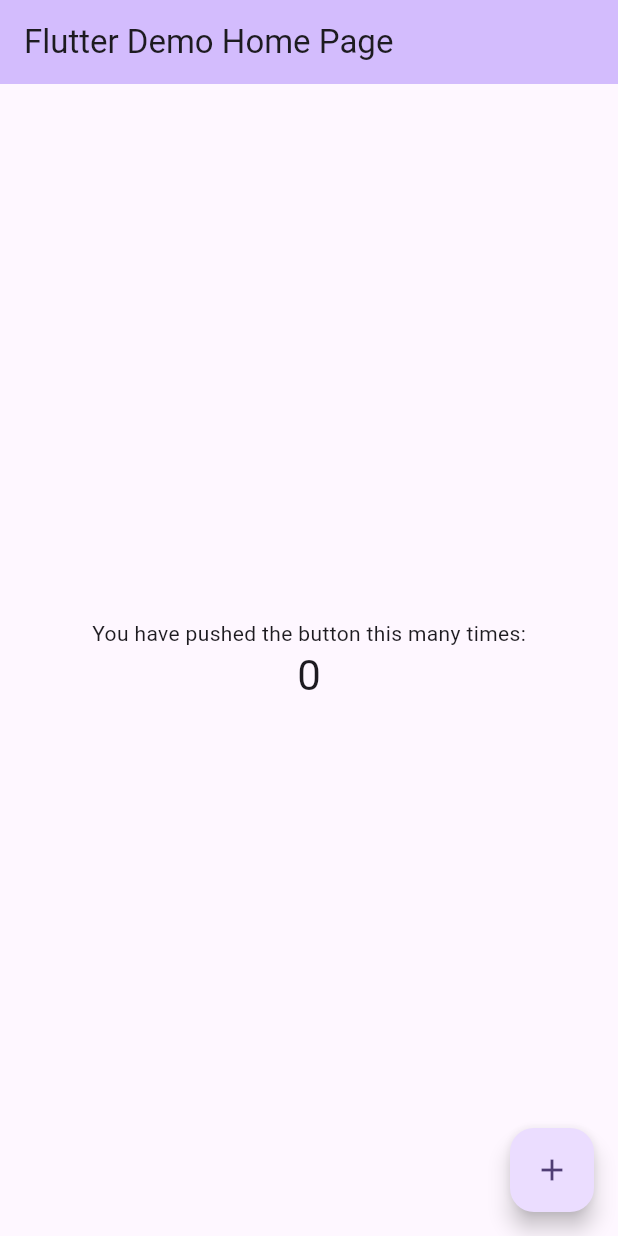
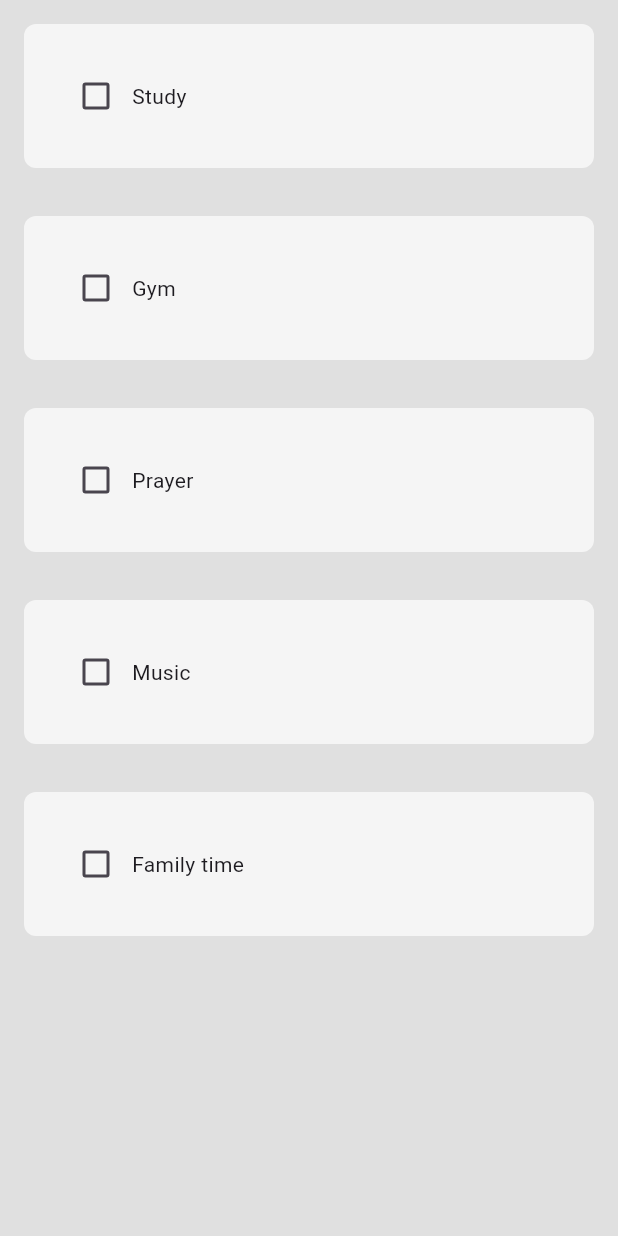
Before and after one commit to abenezerregasa/habit_tracker, a Flutter app: the screen it shows after launch, on a phone screen of 412 x 824 dp. Run offline on Flutter 3.47's test engine with Material 3 defaults, Android fonts, the phone set to English and light mode, and no system bars.

Commit message:
list builder list tile implementation with checkbox

```diff
--- /dev/null
+++ b/lib/components/habit_tile.dart
@@ -0,0 +1,42 @@
+import 'package:flutter/material.dart';
+
+class HabitTile extends StatelessWidget {
+
+  final String habitName;
+  final bool habitCompleted;
+  final Function(bool?)? onChanged;
+
+  const HabitTile({super.key, required this.habitCompleted, required this.habitName, required this.onChanged});
+
+  @override
+  Widget build(BuildContext context) {
+    return Padding(
+      padding: const EdgeInsets.all(16.0),
+      child: Container(
+        padding: EdgeInsets.all(24),
+
+        decoration: BoxDecoration(
+          color: Colors.grey[100],
+          borderRadius: BorderRadius.all(Radius.circular(8))
+        ),
+
+
+
+
+
+
+
+        child: Row(
+          children: [
+
+            Checkbox(value:habitCompleted, onChanged: onChanged,),
+
+            Text(habitName),
+          ],
+        ),
+
+
+      ),
+    );
+  }
+}
--- a/lib/main.dart
+++ b/lib/main.dart
@@ -1,4 +1,5 @@
 import 'package:flutter/material.dart';
+import 'package:habit_tracker/pages/home_pages.dart';
 
 void main() {
   runApp(const MyApp());
@@ -11,112 +12,13 @@ class MyApp extends StatelessWidget {
   @override
   Widget build(BuildContext context) {
     return MaterialApp(
+      debugShowCheckedModeBanner: false,
       title: 'Flutter Demo',
       theme: ThemeData(
-        // This is the theme of your application.
-        //
-        // TRY THIS: Try running your application with "flutter run". You'll see
-        // the application has a purple toolbar. Then, without quitting the app,
-        // try changing the seedColor in the colorScheme below to Colors.green
-        // and then invoke "hot reload" (save your changes or press the "hot
-        // reload" button in a Flutter-supported IDE, or press "r" if you used
-        // the command line to start the app).
-        //
-        // Notice that the counter didn't reset back to zero; the application
-        // state is not lost during the reload. To reset the state, use hot
-        // restart instead.
-        //
-        // This works for code too, not just values: Most code changes can be
-        // tested with just a hot reload.
+
         colorScheme: ColorScheme.fromSeed(seedColor: Colors.deepPurple),
       ),
-      home: const MyHomePage(title: 'Flutter Demo Home Page'),
+      home: HomePage()
     );
   }
 }
-
-class MyHomePage extends StatefulWidget {
-  const MyHomePage({super.key, required this.title});
-
-  // This widget is the home page of your application. It is stateful, meaning
-  // that it has a State object (defined below) that contains fields that affect
-  // how it looks.
-
-  // This class is the configuration for the state. It holds the values (in this
-  // case the title) provided by the parent (in this case the App widget) and
-  // used by the build method of the State. Fields in a Widget subclass are
-  // always marked "final".
-
-  final String title;
-
-  @override
-  State<MyHomePage> createState() => _MyHomePageState();
-}
-
-class _MyHomePageState extends State<MyHomePage> {
-  int _counter = 0;
-
-  void _incrementCounter() {
-    setState(() {
-      // This call to setState tells the Flutter framework that something has
-      // changed in this State, which causes it to rerun the build method below
-      // so that the display can reflect the updated values. If we changed
-      // _counter without calling setState(), then the build method would not be
-      // called again, and so nothing would appear to happen.
-      _counter++;
-    });
-  }
-
-  @override
-  Widget build(BuildContext context) {
-    // This method is rerun every time setState is called, for instance as done
-    // by the _incrementCounter method above.
-    //
-    // The Flutter framework has been optimized to make rerunning build methods
-    // fast, so that you can just rebuild anything that needs updating rather
-    // than having to individually change instances of widgets.
-    return Scaffold(
-      appBar: AppBar(
-        // TRY THIS: Try changing the color here to a specific color (to
-        // Colors.amber, perhaps?) and trigger a hot reload to see the AppBar
-        // change color while the other colors stay the same.
-        backgroundColor: Theme.of(context).colorScheme.inversePrimary,
-        // Here we take the value from the MyHomePage object that was created by
-        // the App.build method, and use it to set our appbar title.
-        title: Text(widget.title),
-      ),
-      body: Center(
-        // Center is a layout widget. It takes a single child and positions it
-        // in the middle of the parent.
-        child: Column(
-          // Column is also a layout widget. It takes a list of children and
-          // arranges them vertically. By default, it sizes itself to fit its
-          // children horizontally, and tries to be as tall as its parent.
-          //
-          // Column has various properties to control how it sizes itself and
-          // how it positions its children. Here we use mainAxisAlignment to
-          // center the children vertically; the main axis here is the vertical
-          // axis because Columns are vertical (the cross axis would be
-          // horizontal).
-          //
-          // TRY THIS: Invoke "debug painting" (choose the "Toggle Debug Paint"
-          // action in the IDE, or press "p" in the console), to see the
-          // wireframe for each widget.
-          mainAxisAlignment: MainAxisAlignment.center,
-          children: <Widget>[
-            const Text('You have pushed the button this many times:'),
-            Text(
-              '$_counter',
-              style: Theme.of(context).textTheme.headlineMedium,
-            ),
-          ],
-        ),
-      ),
-      floatingActionButton: FloatingActionButton(
-        onPressed: _incrementCounter,
-        tooltip: 'Increment',
-        child: const Icon(Icons.add),
-      ), // This trailing comma makes auto-formatting nicer for build methods.
-    );
-  }
-}
--- /dev/null
+++ b/lib/pages/home_pages.dart
@@ -0,0 +1,78 @@
+import 'package:flutter/material.dart';
+import 'package:habit_tracker/components/habit_tile.dart';
+
+class HomePage extends StatefulWidget {
+  const HomePage({super.key});
+
+  @override
+  State<HomePage> createState() => _HomePageState();
+}
+
+class _HomePageState extends State<HomePage> {
+
+
+// in order to handle each list indivisually we gotta use a list view!
+
+List listofHabits = [
+
+  ['Study', false],
+  ['Gym', false],
+  ['Prayer', false],
+  ['Music', false],
+  ['Family time', false],
+
+
+];
+
+
+// let's create a new method variable
+
+ bool? isCompleted = false;
+
+// let's create a
+
+
+void onTapchange(bool value, int index){
+  setState(() {
+    listofHabits[index][1] = value;
+  });
+}
+
+
+
+
+
+
+
+
+
+
+
+
+  @override
+  Widget build(BuildContext context) {
+    return Scaffold(
+      backgroundColor: Colors.grey[300],
+
+      body: ListView.builder(
+
+
+      itemCount: listofHabits.length,
+
+
+      itemBuilder: (context, index) {
+
+
+
+
+       return HabitTile(
+          habitCompleted: listofHabits[index][1],
+          habitName: listofHabits[index][0],
+          onChanged: (Value) => onTapchange(Value!, index),
+          );
+
+      }, )
+
+    );
+  }
+}
```
